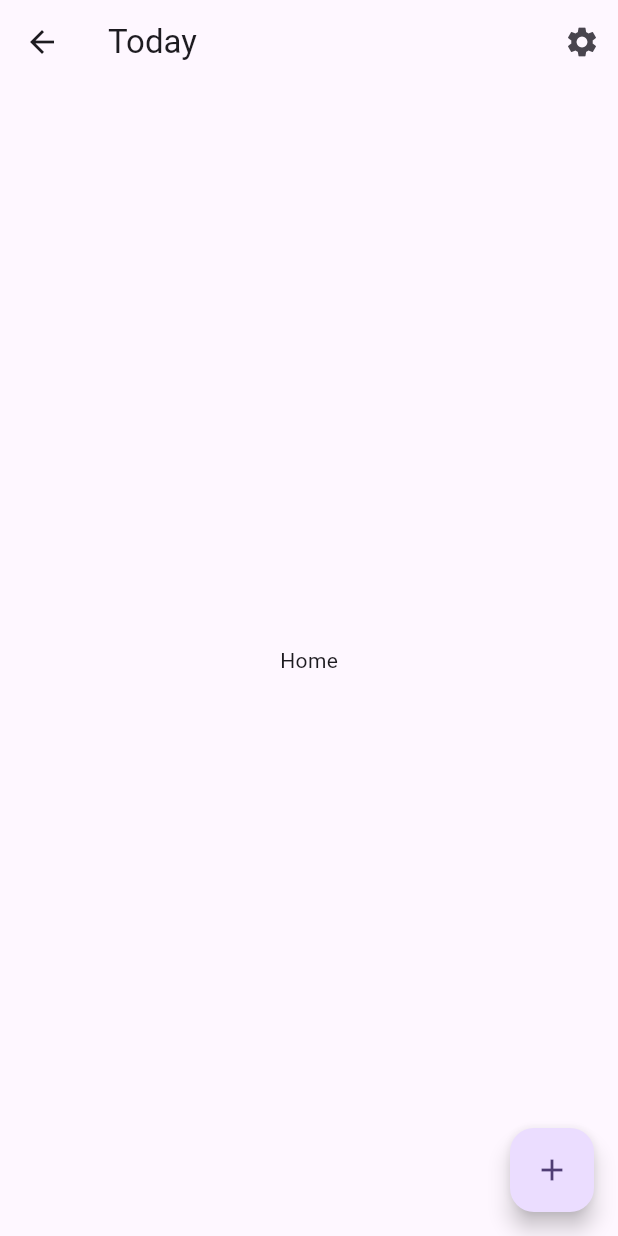
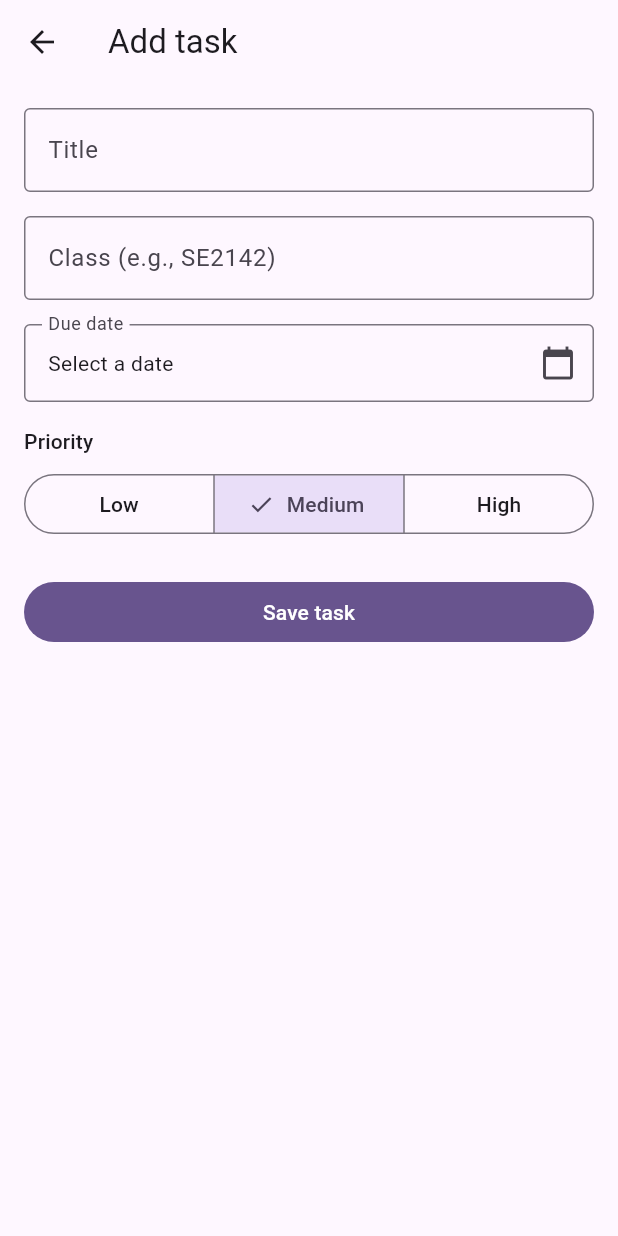
Before and after one commit to christophercolomer/Colomer_Giyangan_FinalProject, a Flutter app: the AddEditTaskScreen screen opened directly, on a phone screen of 412 x 824 dp. Run offline on Flutter 3.47's test engine with Material 3 defaults, Android fonts, the light colour scheme and no system bars.

Commit message:
issue 4
 "Add task form with validation, date picker, and edit mode"
"Build task list with status and due-date filters and empty states"
 commit -m "Build task detail screen with edit, delete confirmation, and mark done"

```diff
--- /dev/null
+++ b/mindlist/lib/screens/add_edit_task_screen.dart.dart
@@ -0,0 +1,169 @@
+import 'package:flutter/material.dart';
+import 'package:intl/intl.dart';
+import 'package:provider/provider.dart';
+
+import '../models/task.dart';
+import '../providers/task_provider.dart';
+
+class AddEditTaskScreen extends StatefulWidget {
+  const AddEditTaskScreen({super.key});
+
+  @override
+  State<AddEditTaskScreen> createState() => _AddEditTaskScreenState();
+}
+
+class _AddEditTaskScreenState extends State<AddEditTaskScreen> {
+  final _formKey = GlobalKey<FormState>();
+  final _titleController = TextEditingController();
+  final _classController = TextEditingController();
+  DateTime? _dueDate;
+  Priority _priority = Priority.medium;
+  String? _editingId; // null = adding, set = editing
+  bool _loaded = false;
+  bool _dateError = false;
+
+  // Runs once the route arguments are available. If a task id was passed,
+  // switch to edit mode and pre-fill the form.
+  @override
+  void didChangeDependencies() {
+    super.didChangeDependencies();
+    if (_loaded) return;
+    _loaded = true;
+    final arg = ModalRoute.of(context)?.settings.arguments;
+    if (arg is String) {
+      final task = context.read<TaskProvider>().findById(arg);
+      if (task != null) {
+        _editingId = task.id;
+        _titleController.text = task.title;
+        _classController.text = task.className;
+        _dueDate = task.dueDate;
+        _priority = task.priority;
+      }
+    }
+  }
+
+  @override
+  void dispose() {
+    _titleController.dispose();
+    _classController.dispose();
+    super.dispose();
+  }
+
+  Future<void> _pickDate() async {
+    final picked = await showDatePicker(
+      context: context,
+      initialDate: _dueDate ?? DateTime.now(),
+      firstDate: DateTime(2020),
+      lastDate: DateTime(DateTime.now().year + 5),
+    );
+    if (picked != null) {
+      setState(() {
+        _dueDate = picked;
+        _dateError = false;
+      });
+    }
+  }
+
+  void _save() {
+    final formOk = _formKey.currentState!.validate();
+    setState(() => _dateError = _dueDate == null);
+    if (!formOk || _dueDate == null) return;
+
+    final provider = context.read<TaskProvider>();
+    final title = _titleController.text.trim();
+    final className = _classController.text.trim();
+
+    if (_editingId == null) {
+      provider.addTask(
+        title: title,
+        className: className,
+        dueDate: _dueDate!,
+        priority: _priority,
+      );
+    } else {
+      provider.updateTask(
+        _editingId!,
+        title: title,
+        className: className,
+        dueDate: _dueDate,
+        priority: _priority,
+      );
+    }
+    Navigator.pop(context);
+  }
+
+  @override
+  Widget build(BuildContext context) {
+    final isEditing = _editingId != null;
+
+    return Scaffold(
+      appBar: AppBar(title: Text(isEditing ? 'Edit task' : 'Add task')),
+      body: Form(
+        key: _formKey,
+        child: ListView(
+          padding: const EdgeInsets.all(16),
+          children: [
+            TextFormField(
+              controller: _titleController,
+              textCapitalization: TextCapitalization.sentences,
+              decoration: const InputDecoration(
+                labelText: 'Title',
+                border: OutlineInputBorder(),
+              ),
+              validator: (v) {
+                final text = v?.trim() ?? '';
+                if (text.isEmpty) return 'Enter a title';
+                if (text.length < 3) return 'Title must be at least 3 characters';
+                return null;
+              },
+            ),
+            const SizedBox(height: 16),
+            TextFormField(
+              controller: _classController,
+              decoration: const InputDecoration(
+                labelText: 'Class (e.g., SE2142)',
+                border: OutlineInputBorder(),
+              ),
+              validator: (v) =>
+                  (v == null || v.trim().isEmpty) ? 'Enter a class' : null,
+            ),
+            const SizedBox(height: 16),
+            InkWell(
+              onTap: _pickDate,
+              child: InputDecorator(
+                decoration: InputDecoration(
+                  labelText: 'Due date',
+                  border: const OutlineInputBorder(),
+                  suffixIcon: const Icon(Icons.calendar_today),
+                  errorText: _dateError ? 'Pick a due date' : null,
+                ),
+                child: Text(
+                  _dueDate == null
+                      ? 'Select a date'
+                      : DateFormat('EEE, MMM d, y').format(_dueDate!),
+                ),
+              ),
+            ),
+            const SizedBox(height: 16),
+            Text('Priority', style: Theme.of(context).textTheme.labelLarge),
+            const SizedBox(height: 8),
+            SegmentedButton<Priority>(
+              segments: const [
+                ButtonSegment(value: Priority.low, label: Text('Low')),
+                ButtonSegment(value: Priority.medium, label: Text('Medium')),
+                ButtonSegment(value: Priority.high, label: Text('High')),
+              ],
+              selected: {_priority},
+              onSelectionChanged: (s) => setState(() => _priority = s.first),
+            ),
+            const SizedBox(height: 24),
+            FilledButton(
+              onPressed: _save,
+              child: Text(isEditing ? 'Save changes' : 'Save task'),
+            ),
+          ],
+        ),
+      ),
+    );
+  }
+}
--- a/mindlist/lib/screens/edit_task_screen.dart
+++ /dev/null
@@ -1,27 +0,0 @@
-import 'package:flutter/material.dart';
-
-import '../app_routes.dart';
-
-class AddEditTaskScreen extends StatelessWidget {
-  const AddEditTaskScreen({super.key});
-
-  @override
-  Widget build(BuildContext context) {
-    return Scaffold(
-      appBar: AppBar(
-        title: const Text('Today'),
-        actions: [
-          IconButton(
-            icon: const Icon(Icons.settings),
-            onPressed: () => Navigator.pushNamed(context, AppRoutes.settings),
-          ),
-        ],
-      ),
-      body: const Center(child: Text('Home')),
-      floatingActionButton: FloatingActionButton(
-        onPressed: () => Navigator.pushNamed(context, AppRoutes.taskAdd),
-        child: const Icon(Icons.add),
-      ),
-    );
-  }
-}
--- a/mindlist/lib/screens/task_detail_screen.dart
+++ b/mindlist/lib/screens/task_detail_screen.dart
@@ -1,27 +1,122 @@
 import 'package:flutter/material.dart';
+import 'package:intl/intl.dart';
+import 'package:provider/provider.dart';
 
 import '../app_routes.dart';
+import '../models/task.dart';
+import '../providers/task_provider.dart';
+import '../widgets/empty_state.dart';
 
 class TaskDetailScreen extends StatelessWidget {
   const TaskDetailScreen({super.key});
 
-  @override
-  Widget build(BuildContext context) {
-    return Scaffold(
-      appBar: AppBar(
-        title: const Text('Today'),
+  Future<void> _confirmDelete(BuildContext context, Task task) async {
+    final confirmed = await showDialog<bool>(
+      context: context,
+      builder: (ctx) => AlertDialog(
+        title: const Text('Delete task?'),
+        content: Text('"${task.title}" will be removed.'),
         actions: [
-          IconButton(
-            icon: const Icon(Icons.settings),
-            onPressed: () => Navigator.pushNamed(context, AppRoutes.settings),
+          TextButton(
+            onPressed: () => Navigator.pop(ctx, false),
+            child: const Text('Cancel'),
+          ),
+          FilledButton(
+            onPressed: () => Navigator.pop(ctx, true),
+            child: const Text('Delete'),
           ),
         ],
       ),
-      body: const Center(child: Text('Home')),
-      floatingActionButton: FloatingActionButton(
-        onPressed: () => Navigator.pushNamed(context, AppRoutes.taskAdd),
-        child: const Icon(Icons.add),
+    );
+    if (confirmed == true && context.mounted) {
+      context.read<TaskProvider>().deleteTask(task.id);
+      Navigator.pop(context);
+    }
+  }
+
+  @override
+  Widget build(BuildContext context) {
+    // The list passes the task's id; look the task up so we always show fresh data.
+    final id = ModalRoute.of(context)!.settings.arguments as String;
+    final task = context.watch<TaskProvider>().findById(id);
+
+    if (task == null) {
+      return Scaffold(
+        appBar: AppBar(title: const Text('Task detail')),
+        body: const EmptyState(
+          icon: Icons.search_off,
+          message: 'This task no longer exists',
+        ),
+      );
+    }
+
+    final p = task.priority.name;
+    final priorityLabel = '${p[0].toUpperCase()}${p.substring(1)}';
+
+    return Scaffold(
+      appBar: AppBar(
+        title: const Text('Task detail'),
+        actions: [
+          IconButton(
+            icon: const Icon(Icons.edit),
+            onPressed: () => Navigator.pushNamed(
+              context,
+              AppRoutes.taskAdd,
+              arguments: task.id,
+            ),
+          ),
+          IconButton(
+            icon: const Icon(Icons.delete),
+            onPressed: () => _confirmDelete(context, task),
+          ),
+        ],
+      ),
+      body: ListView(
+        padding: const EdgeInsets.all(16),
+        children: [
+          Text(task.title, style: Theme.of(context).textTheme.headlineSmall),
+          const SizedBox(height: 16),
+          _InfoRow(icon: Icons.school_outlined, label: 'Class', value: task.className),
+          _InfoRow(
+            icon: Icons.event,
+            label: 'Due',
+            value: DateFormat('EEE, MMM d, y').format(task.dueDate),
+          ),
+          _InfoRow(icon: Icons.flag_outlined, label: 'Priority', value: priorityLabel),
+          _InfoRow(
+            icon: Icons.check_circle_outline,
+            label: 'Status',
+            value: task.isDone ? 'Done' : 'Pending',
+          ),
+        ],
+      ),
+      bottomNavigationBar: SafeArea(
+        child: Padding(
+          padding: const EdgeInsets.all(16),
+          child: FilledButton.icon(
+            onPressed: () => context.read<TaskProvider>().toggleDone(task.id),
+            icon: Icon(task.isDone ? Icons.undo : Icons.check),
+            label: Text(task.isDone ? 'Mark as pending' : 'Mark as done'),
+          ),
+        ),
       ),
     );
   }
 }
+
+class _InfoRow extends StatelessWidget {
+  final IconData icon;
+  final String label;
+  final String value;
+
+  const _InfoRow({required this.icon, required this.label, required this.value});
+
+  @override
+  Widget build(BuildContext context) {
+    return ListTile(
+      leading: Icon(icon),
+      title: Text(label),
+      subtitle: Text(value),
+    );
+  }
+}
--- a/mindlist/pubspec.yaml
+++ b/mindlist/pubspec.yaml
@@ -35,6 +35,7 @@ dependencies:
   # Use with the CupertinoIcons class for iOS style icons.
   cupertino_icons: ^1.0.8
   provider: ^6.1.5+1
+  intl: ^0.20.3
 
 dev_dependencies:
   flutter_test:
```
Also changed, not shown: mindlist/pubspec.lock.
